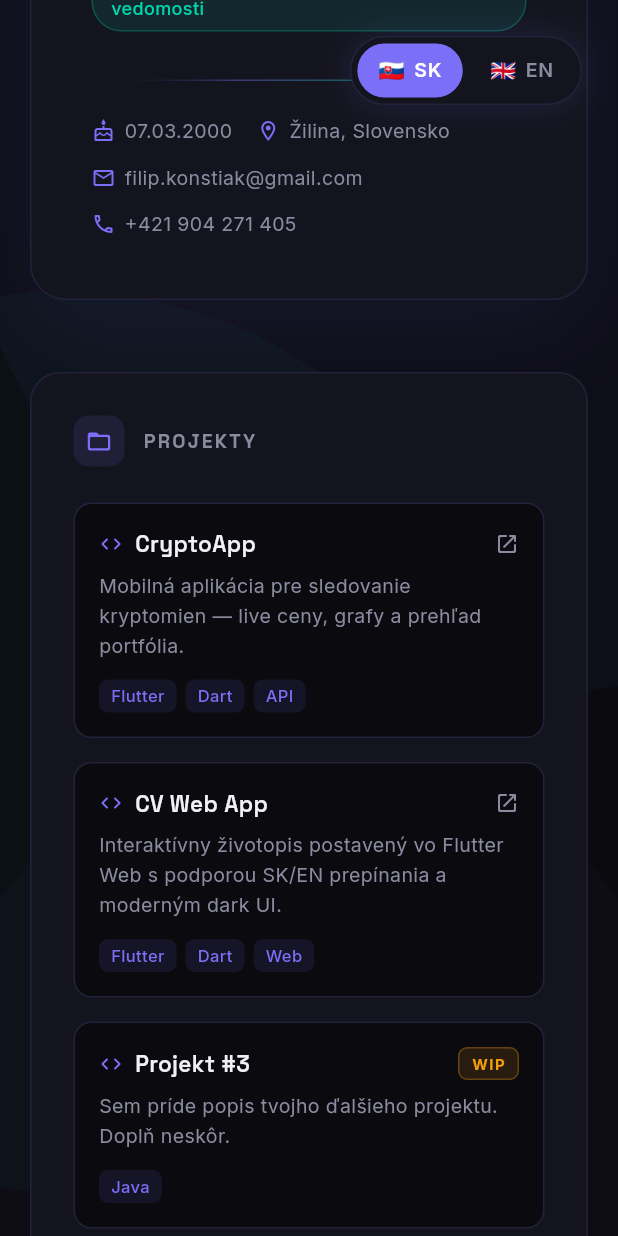
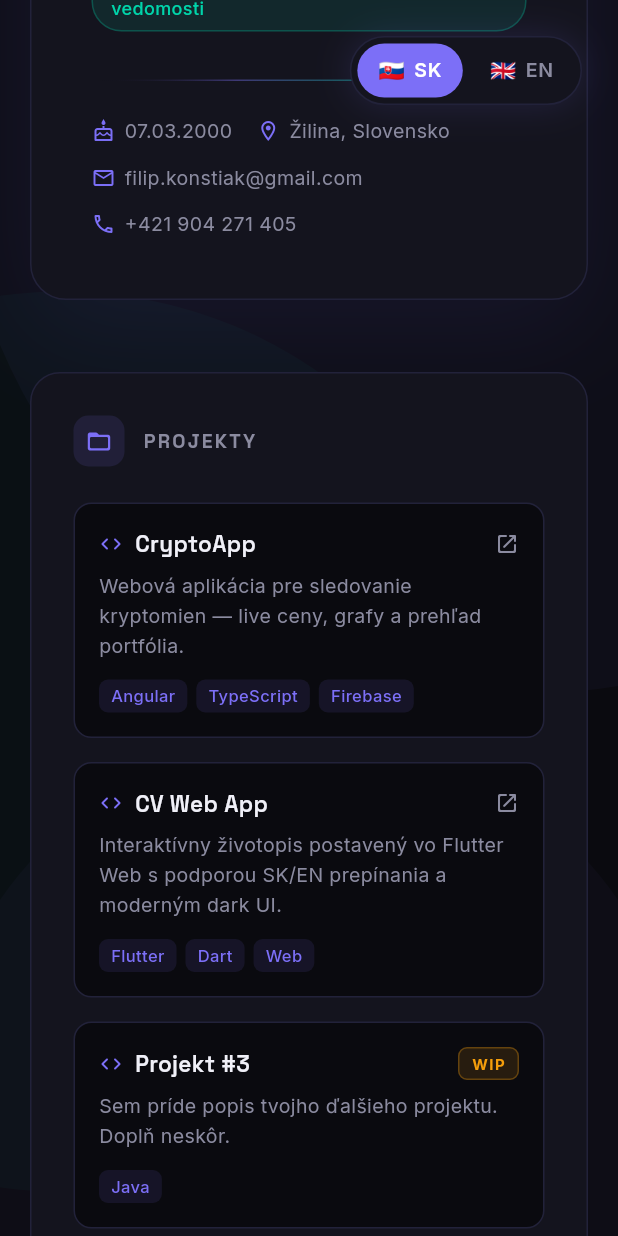
Before and after one commit to Artyfak/CV_Web_App, a Flutter app: the screen it shows after launch, scrolled down 576 dp, on a phone screen of 412 x 824 dp. Run offline on Flutter 3.47's test engine with Material 3 defaults, Android fonts, the phone set to English and light mode, and no system bars; our stand-ins replace google_fonts; missing offline and left inert: dart:html.

Commit message:
Fix CryptoApp tech stack to Angular/TypeScript/Firebase
Co-Authored-By: Claude Sonnet 4.6 <noreply@anthropic.com>

```diff
--- a/lib/cv_data.dart
+++ b/lib/cv_data.dart
@@ -146,8 +146,8 @@ class TechItem {
 const sharedProjects = [
   ProjectItem(
     name: 'CryptoApp',
-    description: 'Mobilná aplikácia pre sledovanie kryptomien — live ceny, grafy a prehľad portfólia.',
-    tags: ['Flutter', 'Dart', 'API'],
+    description: 'Webová aplikácia pre sledovanie kryptomien — live ceny, grafy a prehľad portfólia.',
+    tags: ['Angular', 'TypeScript', 'Firebase'],
     githubUrl: 'https://github.com/Artyfak/CryptoApp',
   ),
   ProjectItem(
@@ -167,8 +167,8 @@ const sharedProjects = [
 const sharedProjectsEN = [
   ProjectItem(
     name: 'CryptoApp',
-    description: 'Mobile app for tracking cryptocurrencies — live prices, charts and portfolio overview.',
-    tags: ['Flutter', 'Dart', 'API'],
+    description: 'Web app for tracking cryptocurrencies — live prices, charts and portfolio overview.',
+    tags: ['Angular', 'TypeScript', 'Firebase'],
     githubUrl: 'https://github.com/Artyfak/CryptoApp',
   ),
   ProjectItem(
```
